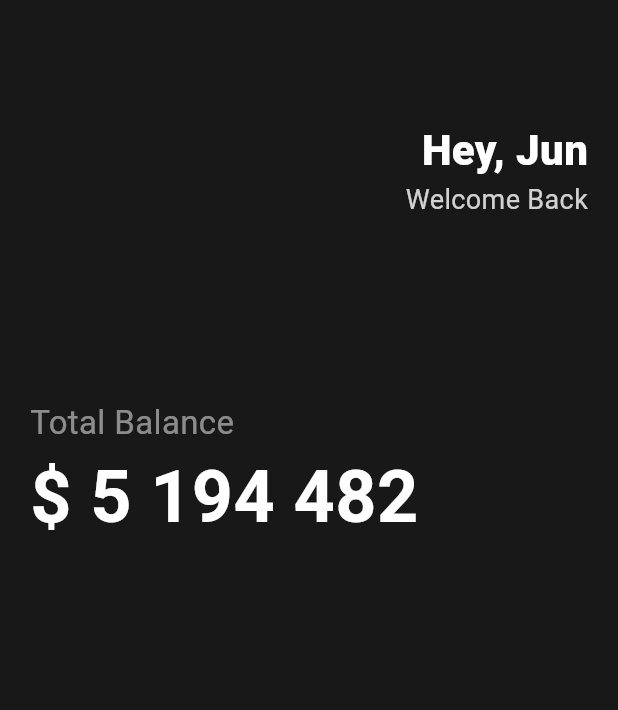
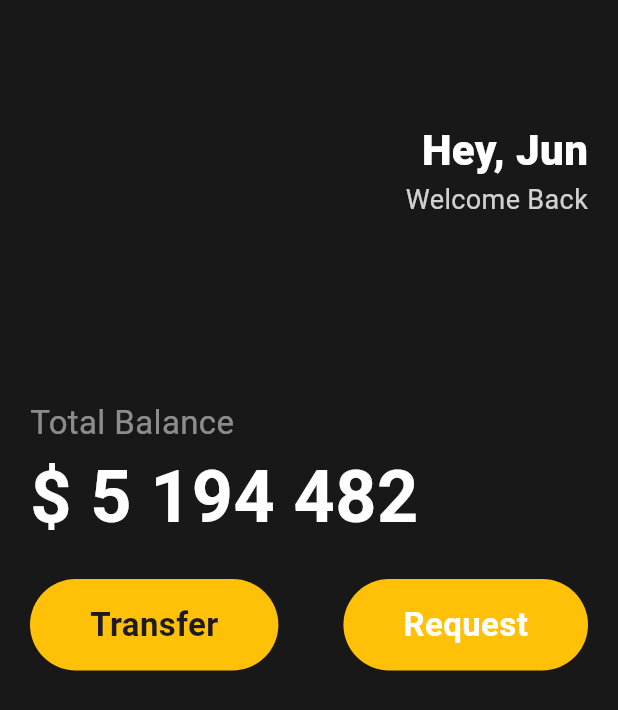
Before and after one commit to GangOn0215/study, a Flutter app: the screen it shows after launch, on a phone screen of 412 x 824 dp. Shown: the top 710 px of the screen. Run offline on Flutter 3.47's test engine with Material 3 defaults, Android fonts, the phone set to English and light mode, and no system bars.

Commit message:
[ flutter ] Container를 활용한 버튼들

```diff
--- a/mobile/flutter/normard/a03_ui_challenge/lib/main.dart
+++ b/mobile/flutter/normard/a03_ui_challenge/lib/main.dart
@@ -57,6 +57,51 @@ class MainApp extends StatelessWidget {
                   ),
                 ],
               ),
+              SizedBox(height: 20),
+              Row(
+                mainAxisAlignment: MainAxisAlignment.spaceBetween,
+                children: [
+                  Container(
+                    decoration: BoxDecoration(
+                      color: Colors.amber,
+                      borderRadius: BorderRadius.circular(45),
+                    ),
+                    child: Padding(
+                      padding: const EdgeInsets.symmetric(
+                        vertical: 15,
+                        horizontal: 40,
+                      ),
+                      child: Text(
+                        'Transfer',
+                        style: TextStyle(
+                          fontSize: 22,
+                          fontWeight: FontWeight.w600,
+                        ),
+                      ),
+                    ),
+                  ),
+                  Container(
+                    decoration: BoxDecoration(
+                      color: Colors.amber,
+                      borderRadius: BorderRadius.circular(45),
+                    ),
+                    child: Padding(
+                      padding: const EdgeInsets.symmetric(
+                        vertical: 15,
+                        horizontal: 40,
+                      ),
+                      child: Text(
+                        'Request',
+                        style: TextStyle(
+                          fontSize: 22,
+                          color: Colors.white,
+                          fontWeight: FontWeight.w600,
+                        ),
+                      ),
+                    ),
+                  ),
+                ],
+              ),
             ],
           ),
         ),
```
